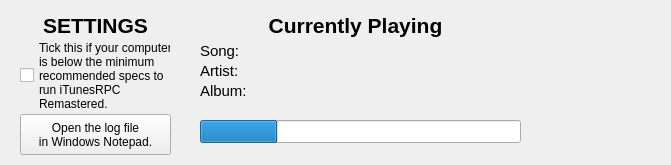
First picture: the form in module/itunesrpc_window/window.ui, repository benjjvi/iTunesRPC-Remastered, before the edit.
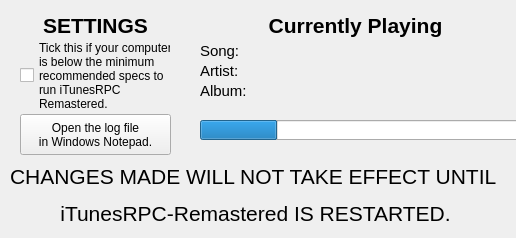
Second picture: the form after the edit. Icons and pictures are not drawn.

```diff
--- a/module/itunesrpc_window/window.ui
+++ b/module/itunesrpc_window/window.ui
@@ -2,12 +2,15 @@
 <ui version="4.0">
  <class>MainWindow</class>
  <widget class="QMainWindow" name="MainWindow">
+  <property name="enabled">
+   <bool>true</bool>
+  </property>
   <property name="geometry">
    <rect>
     <x>0</x>
     <y>0</y>
-    <width>671</width>
-    <height>165</height>
+    <width>516</width>
+    <height>238</height>
    </rect>
   </property>
   <property name="cursor">
@@ -187,7 +190,7 @@
       <x>200</x>
       <y>120</y>
       <width>321</width>
-      <height>23</height>
+      <height>20</height>
      </rect>
     </property>
     <property name="font">
@@ -208,17 +211,22 @@
    <widget class="QLabel" name="label">
     <property name="geometry">
      <rect>
-      <x>530</x>
-      <y>10</y>
-      <width>131</width>
-      <height>141</height>
+      <x>10</x>
+      <y>160</y>
+      <width>491</width>
+      <height>71</height>
      </rect>
     </property>
+    <property name="font">
+     <font>
+      <pointsize>16</pointsize>
+     </font>
+    </property>
     <property name="text">
-     <string/>
+     <string>&lt;html&gt;&lt;head/&gt;&lt;body&gt;&lt;p&gt;CHANGES MADE WILL NOT TAKE EFFECT UNTIL &lt;/p&gt;&lt;p&gt;iTunesRPC-Remastered IS RESTARTED.&lt;/p&gt;&lt;/body&gt;&lt;/html&gt;</string>
     </property>
-    <property name="pixmap">
-     <pixmap>../../icon.ico</pixmap>
+    <property name="alignment">
+     <set>Qt::AlignCenter</set>
     </property>
    </widget>
   </widget>
```
Left out of the diff: 3 changed lines with no effect on the pictures.
